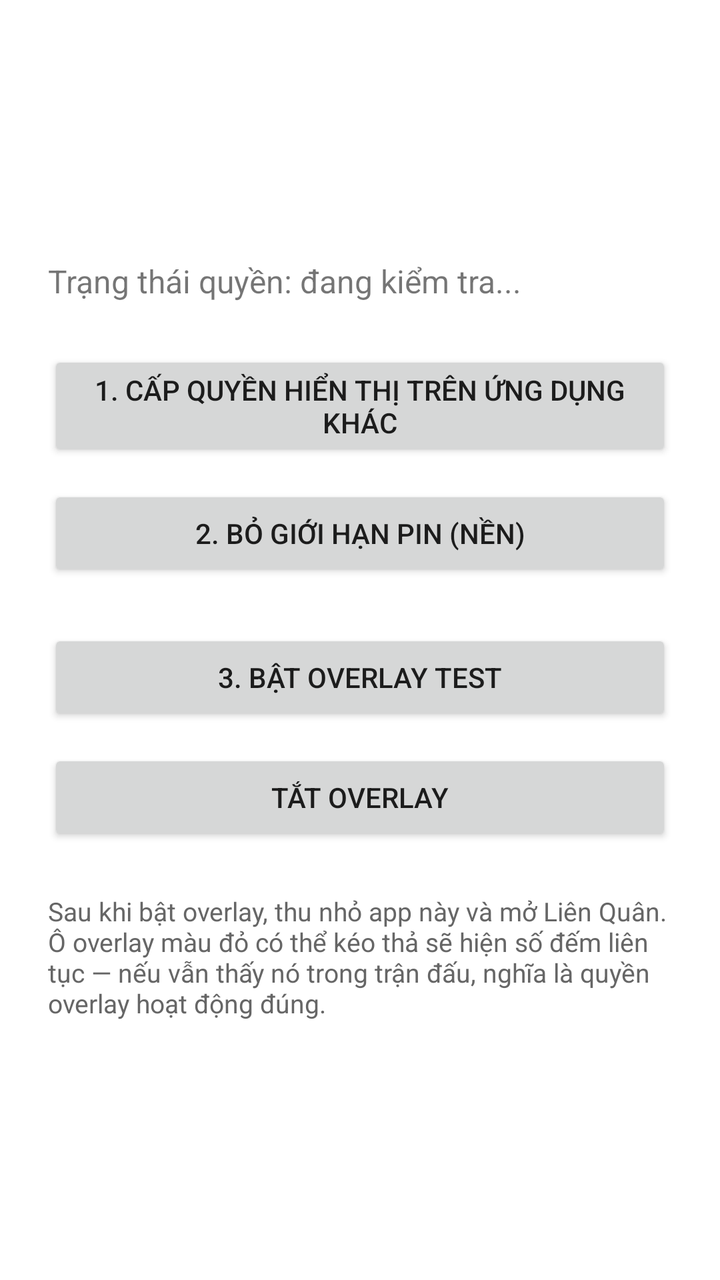
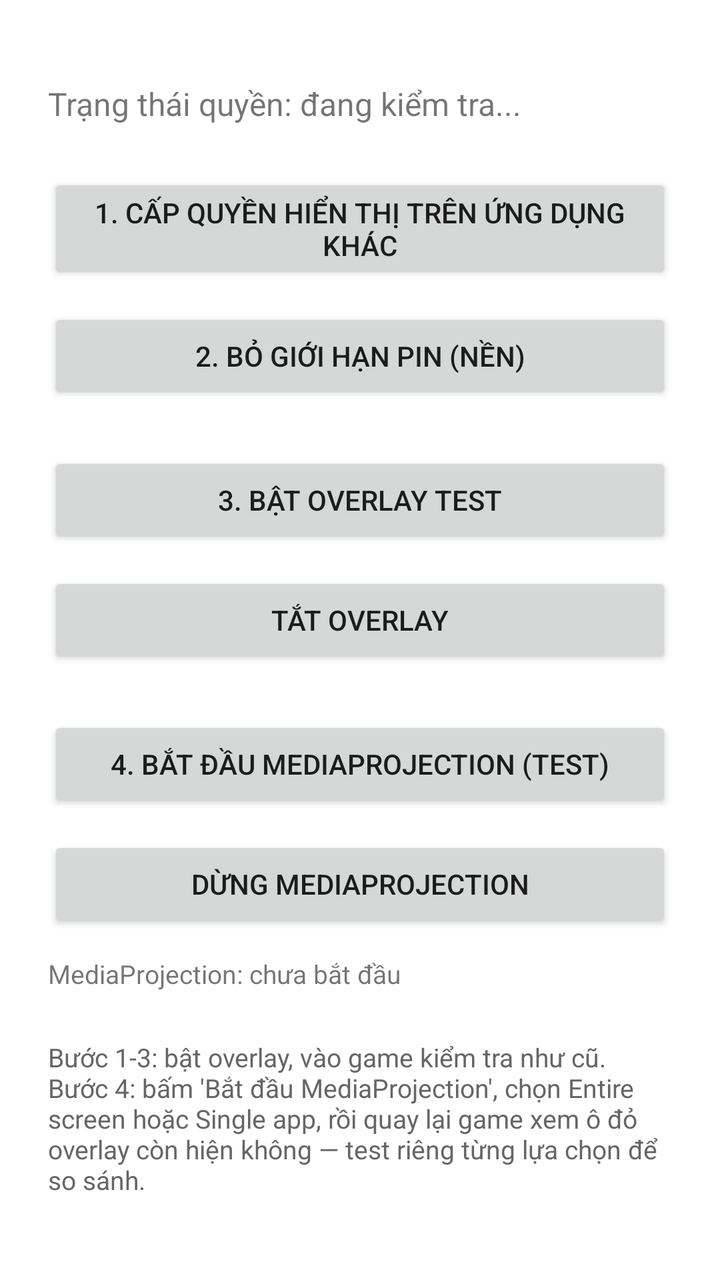

Two renders of the same Android screen: before a commit and after it. Below are the layout's source before the change and the commit's diff.
<!-- AndroidManifest.xml: application theme Theme.OverlayTest -->
<!-- res/layout/activity_main.xml -->
<?xml version="1.0" encoding="utf-8"?>
<LinearLayout xmlns:android="http://schemas.android.com/apk/res/android"
    android:layout_width="match_parent"
    android:layout_height="match_parent"
    android:orientation="vertical"
    android:gravity="center"
    android:padding="24dp">

    <TextView
        android:id="@+id/statusText"
        android:layout_width="match_parent"
        android:layout_height="wrap_content"
        android:text="Trạng thái quyền: đang kiểm tra..."
        android:textSize="16sp"
        android:layout_marginBottom="24dp" />

    <Button
        android:id="@+id/btnRequestPermission"
        android:layout_width="match_parent"
        android:layout_height="wrap_content"
        android:text="1. Cấp quyền hiển thị trên ứng dụng khác" />

    <Button
        android:id="@+id/btnBatteryOptimization"
        android:layout_width="match_parent"
        android:layout_height="wrap_content"
        android:layout_marginTop="12dp"
        android:text="2. Bỏ giới hạn pin (nền)" />

    <Button
        android:id="@+id/btnStartOverlay"
        android:layout_width="match_parent"
        android:layout_height="wrap_content"
        android:layout_marginTop="24dp"
        android:text="3. BẬT overlay test" />

    <Button
        android:id="@+id/btnStopOverlay"
        android:layout_width="match_parent"
        android:layout_height="wrap_content"
        android:layout_marginTop="12dp"
        android:text="TẮT overlay" />

    <TextView
        android:layout_width="match_parent"
        android:layout_height="wrap_content"
        android:layout_marginTop="24dp"
        android:textSize="13sp"
        android:textColor="#666666"
        android:text="Sau khi bật overlay, thu nhỏ app này và mở Liên Quân. Ô overlay màu đỏ có thể kéo thả sẽ hiện số đếm liên tục — nếu vẫn thấy nó trong trận đấu, nghĩa là quyền overlay hoạt động đúng." />

</LinearLayout>
<!-- resources referenced by this layout -->
<resources>
  <style name="Theme.OverlayTest" parent="Theme.MaterialComponents.DayNight.NoActionBar">
          <item name="colorPrimary">#2196F3</item>
          <item name="colorPrimaryDark">#1976D2</item>
          <item name="colorAccent">#FF4081</item>
      </style>
</resources>

<!-- the commit's change to res/layout/activity_main.xml (unified diff, before → after) -->
@@ -41,12 +41,34 @@
         android:layout_marginTop="12dp"
         android:text="TẮT overlay" />
 
+    <Button
+        android:id="@+id/btnStartProjection"
+        android:layout_width="match_parent"
+        android:layout_height="wrap_content"
+        android:layout_marginTop="24dp"
+        android:text="4. Bắt đầu MediaProjection (test)" />
+
+    <Button
+        android:id="@+id/btnStopProjection"
+        android:layout_width="match_parent"
+        android:layout_height="wrap_content"
+        android:layout_marginTop="12dp"
+        android:text="Dừng MediaProjection" />
+
+    <TextView
+        android:id="@+id/projectionStatus"
+        android:layout_width="match_parent"
+        android:layout_height="wrap_content"
+        android:layout_marginTop="12dp"
+        android:textSize="13sp"
+        android:text="MediaProjection: chưa bắt đầu" />
+
     <TextView
         android:layout_width="match_parent"
         android:layout_height="wrap_content"
         android:layout_marginTop="24dp"
         android:textSize="13sp"
         android:textColor="#666666"
-        android:text="Sau khi bật overlay, thu nhỏ app này và mở Liên Quân. Ô overlay màu đỏ có thể kéo thả sẽ hiện số đếm liên tục — nếu vẫn thấy nó trong trận đấu, nghĩa là quyền overlay hoạt động đúng." />
+        android:text="Bước 1-3: bật overlay, vào game kiểm tra như cũ. Bước 4: bấm 'Bắt đầu MediaProjection', chọn Entire screen hoặc Single app, rồi quay lại game xem ô đỏ overlay còn hiện không — test riêng từng lựa chọn để so sánh." />
 
 </LinearLayout>
